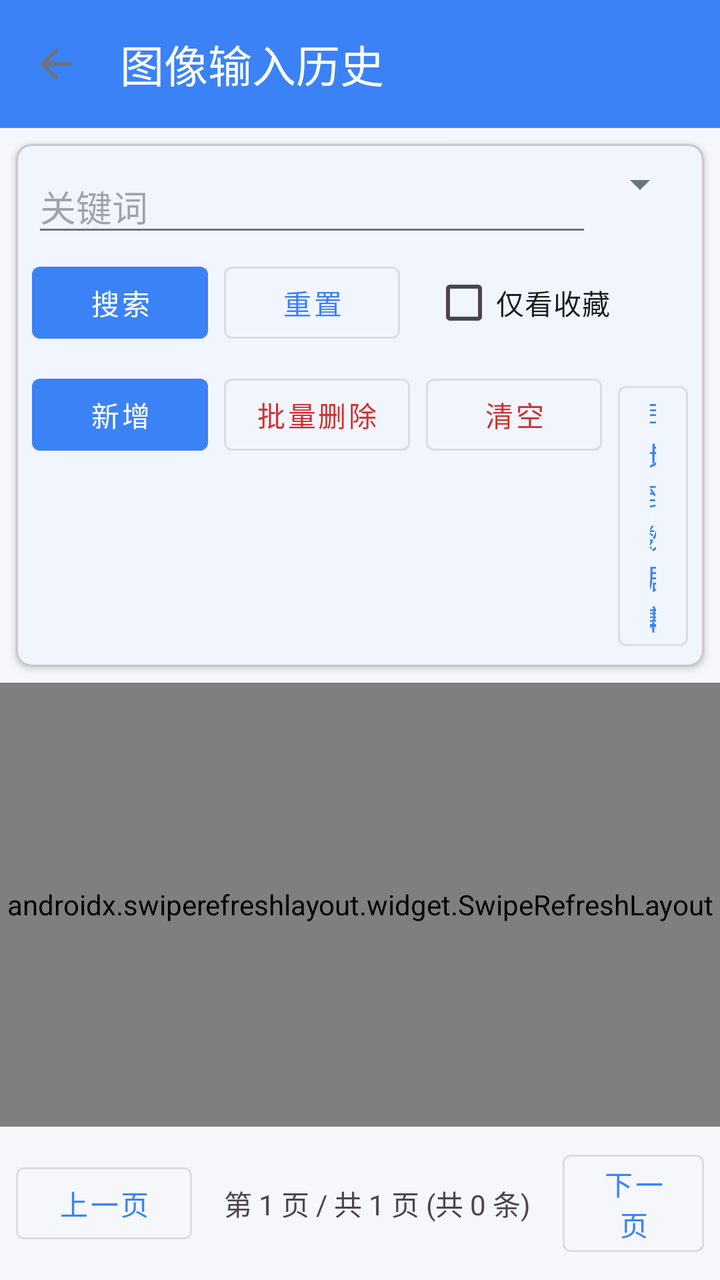
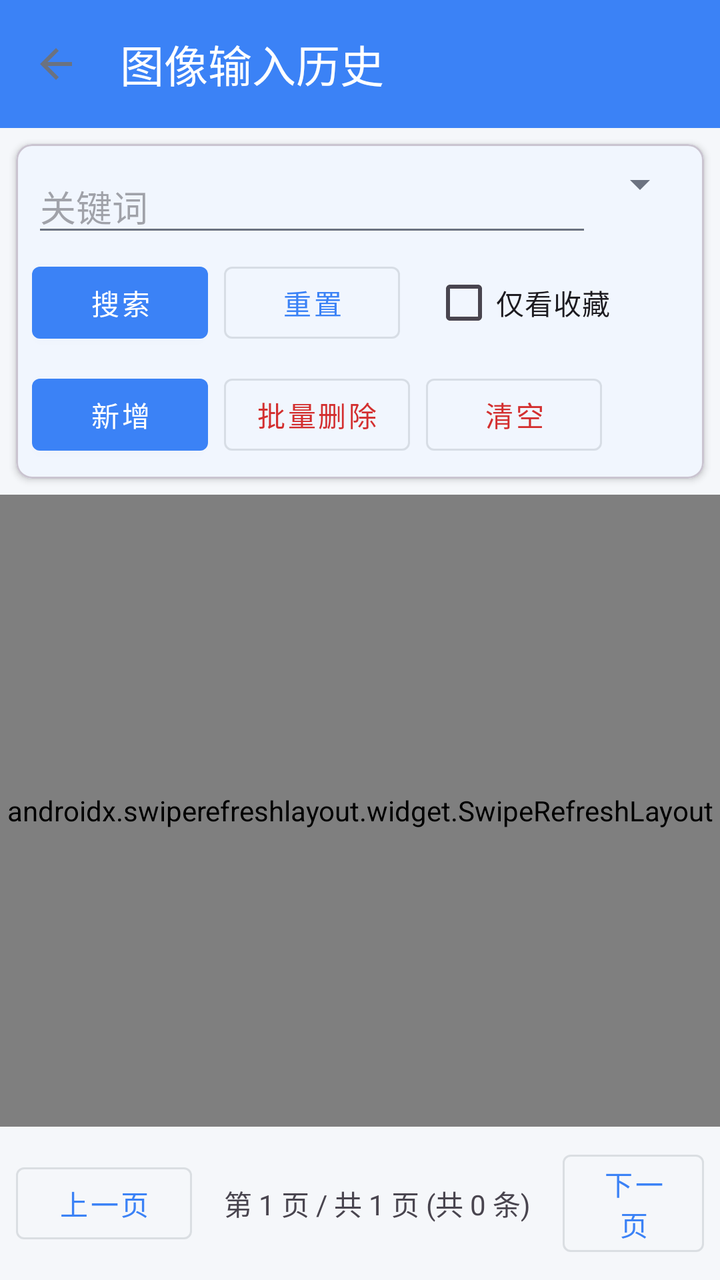

Screens rendered from an Android XML layout before and after an edit, with the pre-edit source and the edit as a unified diff.
<!-- AndroidManifest.xml: activity theme Theme.Dehaze -->
<!-- res/layout/activity_input_history.xml -->
<?xml version="1.0" encoding="utf-8"?>
<LinearLayout xmlns:android="http://schemas.android.com/apk/res/android"
    xmlns:app="http://schemas.android.com/apk/res-auto"
    android:layout_width="match_parent"
    android:layout_height="match_parent"
    android:orientation="vertical">

    <androidx.appcompat.widget.Toolbar
        android:id="@+id/toolbar"
        android:layout_width="match_parent"
        android:layout_height="?attr/actionBarSize"
        android:background="?attr/colorPrimary"
        app:navigationIcon="?attr/homeAsUpIndicator"
        app:title="图像输入历史"
        app:titleTextColor="@android:color/white" />

    <com.google.android.material.card.MaterialCardView
        android:layout_width="match_parent"
        android:layout_height="wrap_content"
        android:layout_margin="8dp"
        app:cardCornerRadius="8dp"
        app:cardElevation="2dp">

        <LinearLayout
            android:layout_width="match_parent"
            android:layout_height="wrap_content"
            android:orientation="vertical"
            android:padding="8dp">

            <LinearLayout
                android:layout_width="match_parent"
                android:layout_height="wrap_content"
                android:orientation="horizontal">

                <EditText
                    android:id="@+id/et_keywords"
                    android:layout_width="0dp"
                    android:layout_height="wrap_content"
                    android:layout_weight="1"
                    android:hint="关键词"
                    android:inputType="text" />

                <Spinner
                    android:id="@+id/spinner_source"
                    android:layout_width="wrap_content"
                    android:layout_height="wrap_content" />
            </LinearLayout>

            <LinearLayout
                android:layout_width="match_parent"
                android:layout_height="wrap_content"
                android:layout_marginTop="4dp"
                android:orientation="horizontal">

                <com.google.android.material.button.MaterialButton
                    android:id="@+id/btn_search"
                    style="@style/Widget.MaterialComponents.Button"
                    android:layout_width="wrap_content"
                    android:layout_height="wrap_content"
                    android:text="搜索" />

                <com.google.android.material.button.MaterialButton
                    android:id="@+id/btn_reset"
                    style="@style/Widget.MaterialComponents.Button.OutlinedButton"
                    android:layout_width="wrap_content"
                    android:layout_height="wrap_content"
                    android:layout_marginStart="8dp"
                    android:text="重置" />

                <com.google.android.material.checkbox.MaterialCheckBox
                    android:id="@+id/cb_favorite_only"
                    android:layout_width="wrap_content"
                    android:layout_height="wrap_content"
                    android:layout_marginStart="16dp"
                    android:text="仅看收藏" />
            </LinearLayout>

            <LinearLayout
                android:layout_width="match_parent"
                android:layout_height="wrap_content"
                android:layout_marginTop="8dp"
                android:orientation="horizontal">

                <com.google.android.material.button.MaterialButton
                    android:id="@+id/btn_add"
                    style="@style/Widget.MaterialComponents.Button"
                    android:layout_width="wrap_content"
                    android:layout_height="wrap_content"
                    android:text="新增" />

                <com.google.android.material.button.MaterialButton
                    android:id="@+id/btn_batch_delete"
                    style="@style/Widget.MaterialComponents.Button.OutlinedButton"
                    android:layout_width="wrap_content"
                    android:layout_height="wrap_content"
                    android:layout_marginStart="8dp"
                    android:text="批量删除"
                    android:textColor="#D32F2F" />

                <com.google.android.material.button.MaterialButton
                    android:id="@+id/btn_cancel_select"
                    style="@style/Widget.MaterialComponents.Button.OutlinedButton"
                    android:layout_width="wrap_content"
                    android:layout_height="wrap_content"
                    android:layout_marginStart="8dp"
                    android:text="取消选择"
                    android:visibility="gone" />

                <com.google.android.material.button.MaterialButton
                    android:id="@+id/btn_select_all"
                    style="@style/Widget.MaterialComponents.Button.OutlinedButton"
                    android:layout_width="wrap_content"
                    android:layout_height="wrap_content"
                    android:layout_marginStart="8dp"
                    android:text="全选"
                    android:visibility="gone" />

                <com.google.android.material.button.MaterialButton
                    android:id="@+id/btn_clear"
                    style="@style/Widget.MaterialComponents.Button.OutlinedButton"
                    android:layout_width="wrap_content"
                    android:layout_height="wrap_content"
                    android:layout_marginStart="8dp"
                    android:text="清空"
                    android:textColor="#D32F2F" />

                <com.google.android.material.button.MaterialButton
                    android:id="@+id/btn_sync"
                    style="@style/Widget.MaterialComponents.Button.OutlinedButton"
                    android:layout_width="wrap_content"
                    android:layout_height="wrap_content"
                    android:layout_marginStart="8dp"
                    android:text="同步到数据集" />
            </LinearLayout>
        </LinearLayout>
    </com.google.android.material.card.MaterialCardView>

    <FrameLayout
        android:layout_width="match_parent"
        android:layout_height="0dp"
        android:layout_weight="1">

        <androidx.swiperefreshlayout.widget.SwipeRefreshLayout
            android:id="@+id/swipe_refresh"
            android:layout_width="match_parent"
            android:layout_height="match_parent">

            <androidx.recyclerview.widget.RecyclerView
                android:id="@+id/recycler_view"
                android:layout_width="match_parent"
                android:layout_height="match_parent" />

        </androidx.swiperefreshlayout.widget.SwipeRefreshLayout>

        <TextView
            android:id="@+id/tv_empty"
            android:layout_width="wrap_content"
            android:layout_height="wrap_content"
            android:layout_gravity="center"
            android:text="暂无数据"
            android:textColor="@color/text_secondary"
            android:textSize="14sp"
            android:visibility="gone" />
    </FrameLayout>

    <LinearLayout
        android:layout_width="match_parent"
        android:layout_height="wrap_content"
        android:gravity="center"
        android:orientation="horizontal"
        android:padding="8dp">

        <com.google.android.material.button.MaterialButton
            android:id="@+id/btn_prev"
            style="@style/Widget.MaterialComponents.Button.OutlinedButton"
            android:layout_width="wrap_content"
            android:layout_height="wrap_content"
            android:text="上一页" />

        <TextView
            android:id="@+id/tv_page_info"
            android:layout_width="wrap_content"
            android:layout_height="wrap_content"
            android:layout_marginStart="16dp"
            android:layout_marginEnd="16dp"
            android:text="第 1 页 / 共 1 页 (共 0 条)" />

        <com.google.android.material.button.MaterialButton
            android:id="@+id/btn_next"
            style="@style/Widget.MaterialComponents.Button.OutlinedButton"
            android:layout_width="wrap_content"
            android:layout_height="wrap_content"
            android:text="下一页" />
    </LinearLayout>

</LinearLayout>
<!-- resources referenced by this layout -->
<resources>
  <color name="text_secondary">#FF6B7280</color>
  <style name="Theme.Dehaze" parent="Base.Theme.Dehaze">
          
          <item name="colorPrimary">@color/brand_primary</item>
          <item name="colorPrimaryVariant">@color/brand_primary_dark</item>
          <item name="colorOnPrimary">@color/white</item>
          <item name="colorSecondary">@color/brand_secondary</item>
          <item name="colorOnSecondary">@color/white</item>
          <item name="android:colorBackground">@color/bg_page</item>
          <item name="colorSurface">@color/bg_card</item>
          <item name="android:statusBarColor">@color/brand_primary</item>
      </style>
  <style name="Base.Theme.Dehaze" parent="Theme.Material3.DayNight.NoActionBar">
          
          <item name="colorPrimary">@color/brand_primary</item>
          <item name="colorPrimaryVariant">@color/brand_primary_dark</item>
          <item name="colorOnPrimary">@color/white</item>
          
          <item name="colorSecondary">@color/brand_secondary</item>
          <item name="colorOnSecondary">@color/white</item>
          
          <item name="android:colorBackground">@color/bg_page</item>
          <item name="colorSurface">@color/bg_card</item>
          <item name="colorOnSurface">@color/text_primary</item>
          
          <item name="colorError">@color/color_error</item>
          
          <item name="android:statusBarColor">@color/brand_primary</item>
          <item name="android:windowLightStatusBar">false</item>
          
          <item name="android:fontFamily">sans-serif</item>
          <item name="android:textColorPrimary">@color/text_primary</item>
          <item name="android:textColorSecondary">@color/text_secondary</item>
      </style>
  <color name="brand_primary">#FF3B82F6</color>
  <color name="brand_primary_dark">#FF6366F1</color>
  <color name="white">#FFFFFFFF</color>
  <color name="brand_secondary">#FF4285F4</color>
  <color name="bg_page">#FFF5F7FA</color>
  <color name="bg_card">#FFFFFFFF</color>
  <color name="text_primary">#FF1F2937</color>
  <color name="color_error">#FFF44336</color>
</resources>

<!-- the commit's change to res/layout/activity_input_history.xml (unified diff, before → after) -->
@@ -123,14 +123,6 @@
                     android:layout_marginStart="8dp"
                     android:text="清空"
                     android:textColor="#D32F2F" />
-
-                <com.google.android.material.button.MaterialButton
-                    android:id="@+id/btn_sync"
-                    style="@style/Widget.MaterialComponents.Button.OutlinedButton"
-                    android:layout_width="wrap_content"
-                    android:layout_height="wrap_content"
-                    android:layout_marginStart="8dp"
-                    android:text="同步到数据集" />
             </LinearLayout>
         </LinearLayout>
     </com.google.android.material.card.MaterialCardView>
